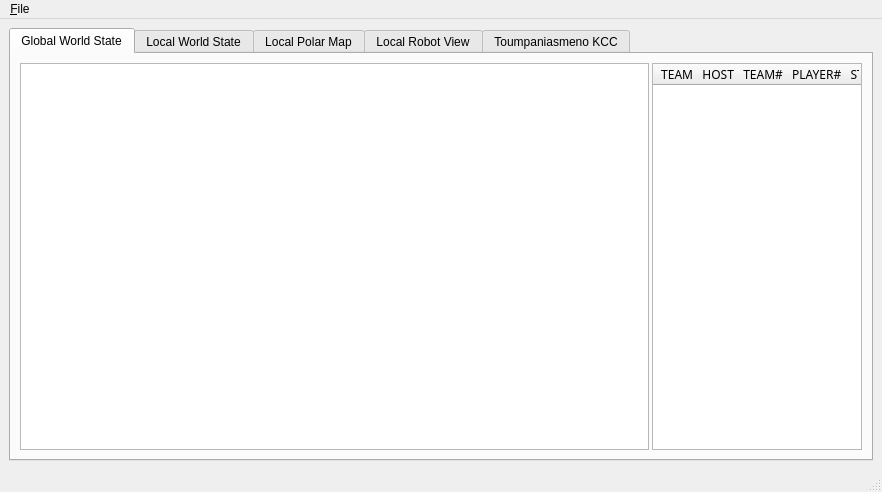
First picture: the form in GUITools/KMonitor/KMonitor.ui, repository kouretes/Monas, before the edit.
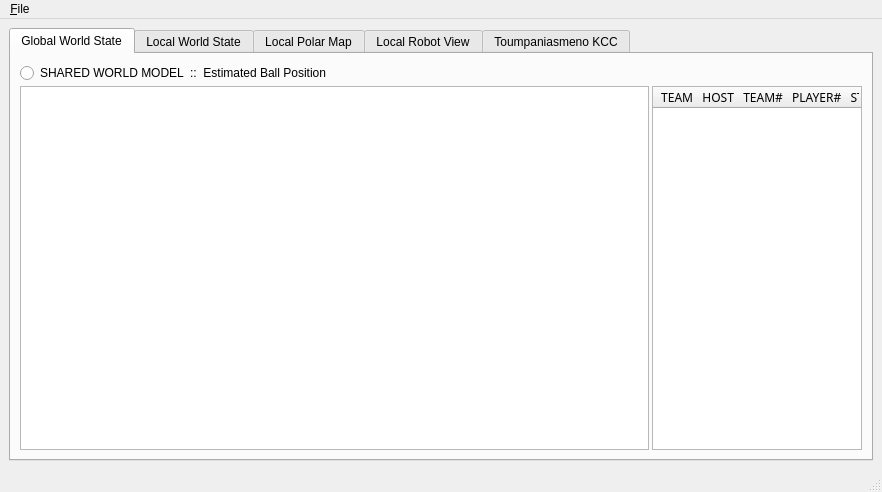
Second picture: the form after the edit. Custom widgets are drawn as their Qt base class.

Commit message: Shared World Model Ball first commit

```diff
--- a/GUITools/KMonitor/KMonitor.ui
+++ b/GUITools/KMonitor/KMonitor.ui
@@ -26,14 +26,14 @@
        </attribute>
        <layout class="QVBoxLayout" name="verticalLayout_2">
         <item>
-         <layout class="QHBoxLayout" name="horizontalLayout" stretch="3,1">
+         <layout class="QGridLayout" name="gridLayout_4" columnstretch="3,0,1">
           <property name="spacing">
            <number>3</number>
           </property>
-          <item>
+          <item row="1" column="0">
            <widget class="KGraphicsView" name="GWSGraphicsView"/>
           </item>
-          <item>
+          <item row="1" column="2">
            <widget class="QTreeWidget" name="GWSTreeWidget">
             <property name="mouseTracking">
              <bool>false</bool>
@@ -60,6 +60,13 @@
             </column>
            </widget>
           </item>
+          <item row="0" column="0">
+           <widget class="QRadioButton" name="radioButton">
+            <property name="text">
+             <string>SHARED WORLD MODEL  ::  Estimated Ball Position</string>
+            </property>
+           </widget>
+          </item>
          </layout>
         </item>
        </layout>
```
The commit also changes 1 other file.
